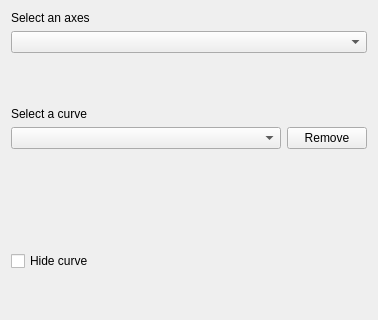
mantidproject/mantid, file qt/python/mantidqt/widgets/plotconfigdialog/curvestabwidget/curves_tab.ui: the form before one commit; both pictures show x 0 to 378 and y 0 to 320 of the 378 by 534 pixel window.
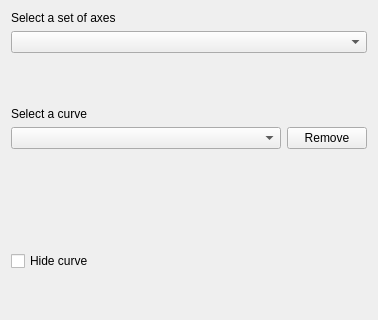
The form after the commit.

Commit message: changed label on axes combo

What changed in the file:
```diff
--- a/qt/python/mantidqt/widgets/plotconfigdialog/curvestabwidget/curves_tab.ui
+++ b/qt/python/mantidqt/widgets/plotconfigdialog/curvestabwidget/curves_tab.ui
@@ -131,7 +131,7 @@
    <item row="0" column="0">
     <widget class="QLabel" name="select_axes_label">
      <property name="text">
-      <string>Select an axes</string>
+      <string>Select a set of axes</string>
      </property>
     </widget>
    </item>
```
